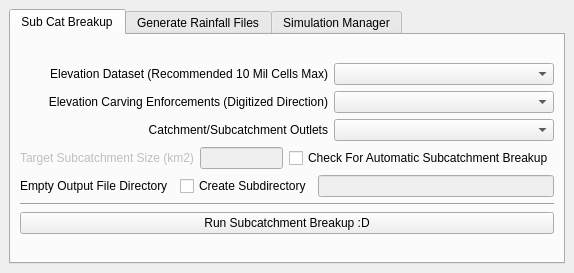
First picture: the form in QMydro/QMydro_dockwidget_base.ui, repository CallanSchonrock/Mydro, before the edit.
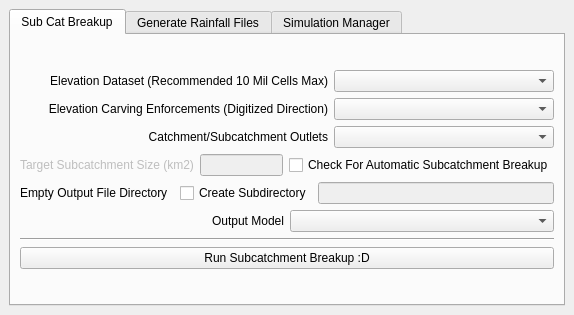
Second picture: the form after the edit. Custom widgets are drawn as their Qt base class.

Commit message: Merged Mydro and URBS inputs

Diff of the .ui file:
```diff
--- a/QMydro/QMydro_dockwidget_base.ui
+++ b/QMydro/QMydro_dockwidget_base.ui
@@ -7,7 +7,7 @@
     <x>0</x>
     <y>0</y>
     <width>528</width>
-    <height>273</height>
+    <height>315</height>
    </rect>
   </property>
   <property name="windowTitle">
@@ -198,6 +198,23 @@
             </item>
            </layout>
           </item>
+          <item>
+           <layout class="QHBoxLayout" name="horizontalLayout_16">
+            <item>
+             <widget class="QLabel" name="label_23">
+              <property name="text">
+               <string>Output Model</string>
+              </property>
+              <property name="alignment">
+               <set>Qt::AlignRight|Qt::AlignTrailing|Qt::AlignVCenter</set>
+              </property>
+             </widget>
+            </item>
+            <item>
+             <widget class="QComboBox" name="modelType"/>
+            </item>
+           </layout>
+          </item>
           <item>
            <widget class="Line" name="line">
             <property name="orientation">
```
The commit also changes 2045 other files.
